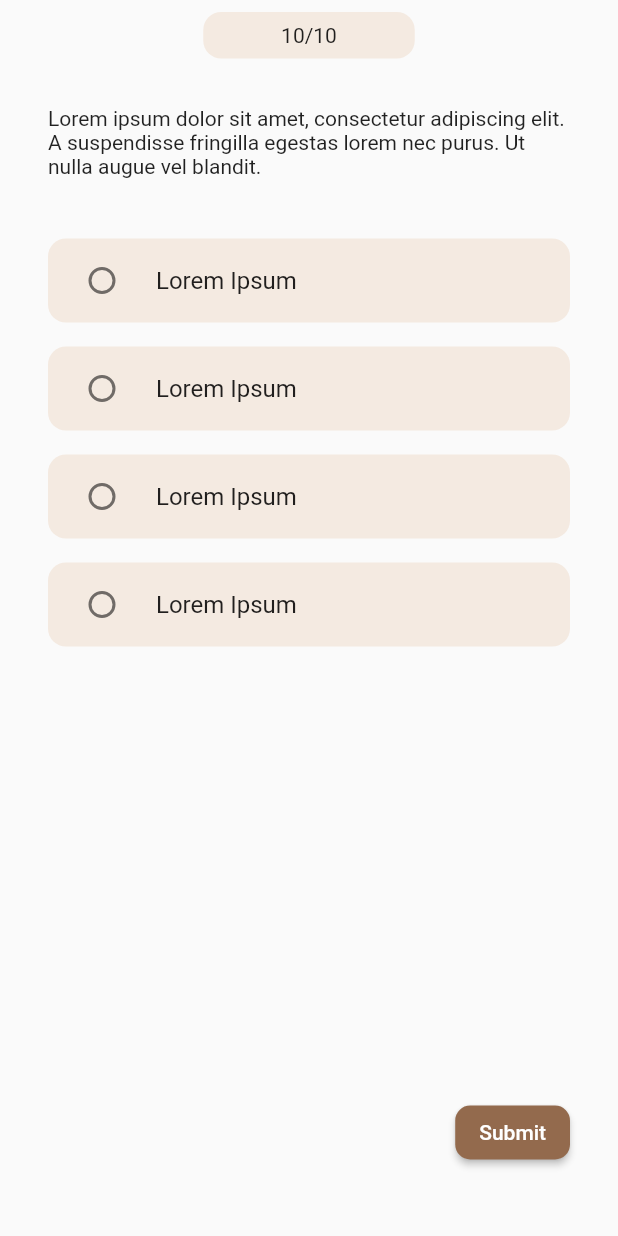
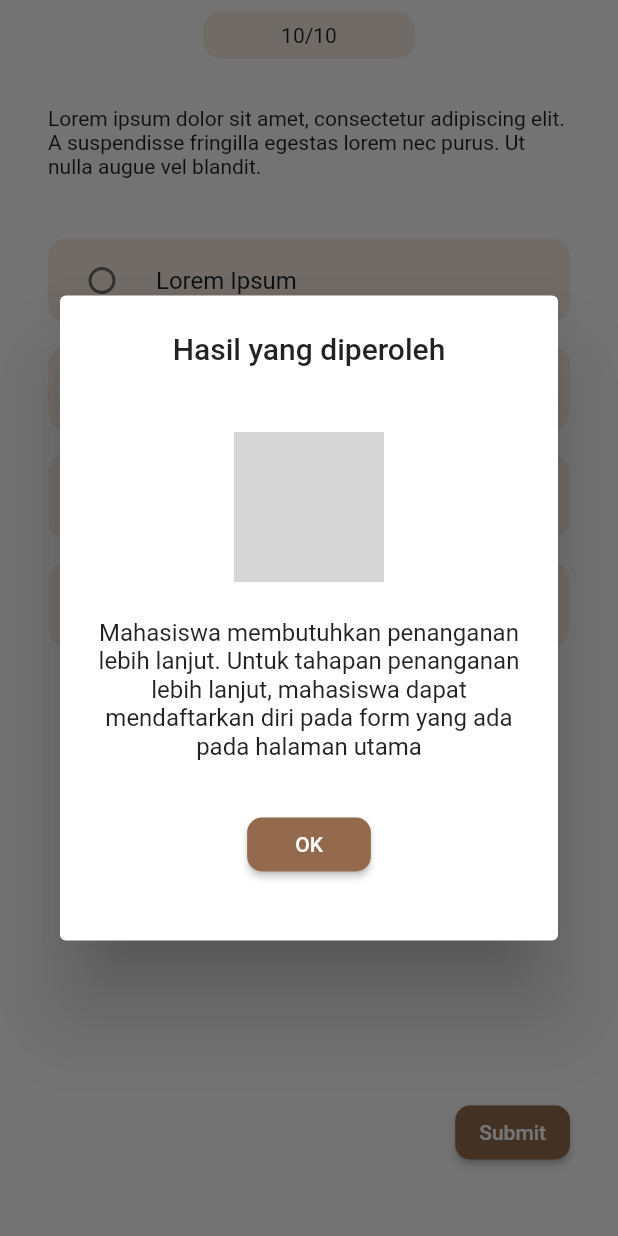
Before and after one commit to fikriichsan/hmif_care_mobile, a Flutter app: the KuisionerSubmitPage screen opened directly, after a tap on "Submit", on a phone screen of 412 x 824 dp. Run offline on Flutter 3.47's test engine with Material 2 defaults, Android fonts, the light colour scheme and no system bars; our stand-ins replace flutter_smart_dialog, get; grey boxes are pictures that could not be loaded.

Commit message:
layout_kuisioner

```diff
--- a/lib/app/pages/Kuisioner/kuisioner-submit.dart
+++ b/lib/app/pages/Kuisioner/kuisioner-submit.dart
@@ -1,6 +1,8 @@
 import 'package:flutter/material.dart';
 import 'package:hmif_care_mobile/app/utils/theme/colors.dart';
 import 'package:hmif_care_mobile/app/utils/theme/constants.dart';
+import 'package:flutter_smart_dialog/flutter_smart_dialog.dart';
+
 import '../screen.dart';
 
 class KuisionerSubmitPage extends StatefulWidget {
@@ -150,7 +152,9 @@ class _KuisionerSubmitPageState extends State<KuisionerSubmitPage> {
                     Container(
                       alignment: Alignment.bottomRight,
                       child: ElevatedButton(
-                        onPressed: () {},
+                        onPressed: () {
+                          Navigator.of(context).restorablePush(_dialogBuilder);
+                        },
                         style: ElevatedButton.styleFrom(
                           primary: darkBrown,
                           shape: new RoundedRectangleBorder(
@@ -169,4 +173,63 @@ class _KuisionerSubmitPageState extends State<KuisionerSubmitPage> {
       )
     ])));
   }
+
+  static Route<Object?> _dialogBuilder(
+      BuildContext context, Object? arguments) {
+    return DialogRoute<void>(
+      context: context,
+      builder: (BuildContext context) {
+        return AlertDialog(
+          title: const Text(
+            'Hasil yang diperoleh',
+            textAlign: TextAlign.center,
+          ),
+          content: Wrap(
+            children: [
+              Container(
+                  margin: EdgeInsets.symmetric(vertical: 24),
+                  child: Row(
+                    mainAxisAlignment: MainAxisAlignment.center,
+                    children: [
+                      Image.asset(
+                        "assets/image/illustrasi_modal.png",
+                        width: 100,
+                      ),
+                    ],
+                  )),
+              Container(
+                  width: 500,
+                  child: Text(
+                      "Mahasiswa membutuhkan penanganan lebih lanjut. Untuk tahapan penanganan lebih lanjut, mahasiswa dapat mendaftarkan diri pada form yang ada pada halaman utama",
+                      textAlign: TextAlign.center)),
+            ],
+          ),
+          actions: <Widget>[
+            Padding(
+              padding: EdgeInsets.only(bottom: 32),
+              child: Row(
+                mainAxisAlignment: MainAxisAlignment.center,
+                children: [
+                  ElevatedButton(
+                    style: ElevatedButton.styleFrom(
+                      padding: EdgeInsets.symmetric(horizontal: 32),
+                      primary: darkBrown,
+                      shape: new RoundedRectangleBorder(
+                        borderRadius: new BorderRadius.circular(10),
+                      ),
+                      textStyle: Theme.of(context).textTheme.labelLarge,
+                    ),
+                    child: const Text('OK'),
+                    onPressed: () {
+                      Navigator.of(context).pop();
+                    },
+                  ),
+                ],
+              ),
+            )
+          ],
+        );
+      },
+    );
+  }
 }
--- a/pubspec.yaml
+++ b/pubspec.yaml
@@ -29,6 +29,7 @@ environment:
 dependencies:
   flutter:
     sdk: flutter
+  flutter_smart_dialog: ^4.5.5+6
   get: 4.6.5
   radio_button_form_field: ^0.0.4
 
@@ -62,6 +63,7 @@ flutter:
     - assets/shape_login1.png
     - assets/shape_login2.png
     - assets/logo_hmifcare.png
+    - assets/illustrasi_modal.png
 
 
   # fonts:
```
Also changed, not shown: assets/image/illustrasi_modal.png (added), pubspec.lock.
